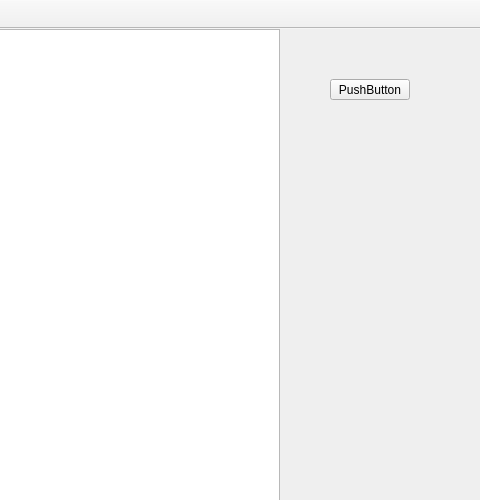
This is prototype/mania_test/mania_window.ui in defaultax7/2012h-project as Qt 5 draws it before an edit; both pictures show x 320 to 800 and y 0 to 500 of the 800 by 640 pixel window. The edited form follows.
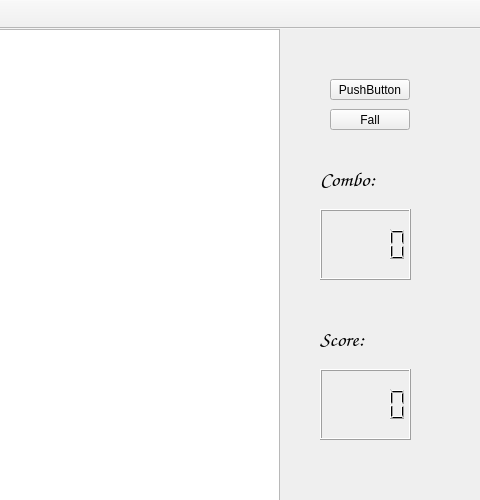
This is the edited form. Custom widgets are drawn as their Qt base class.

The edit to the form file:
```diff
--- a/prototype/mania_test/mania_window.ui
+++ b/prototype/mania_test/mania_window.ui
@@ -93,6 +93,81 @@
      <string>PushButton</string>
     </property>
    </widget>
+   <widget class="QPushButton" name="pushButton_2">
+    <property name="geometry">
+     <rect>
+      <x>650</x>
+      <y>80</y>
+      <width>80</width>
+      <height>21</height>
+     </rect>
+    </property>
+    <property name="text">
+     <string>Fall</string>
+    </property>
+   </widget>
+   <widget class="QLCDNumber" name="lcd_combo">
+    <property name="geometry">
+     <rect>
+      <x>640</x>
+      <y>180</y>
+      <width>91</width>
+      <height>71</height>
+     </rect>
+    </property>
+   </widget>
+   <widget class="QLabel" name="label">
+    <property name="geometry">
+     <rect>
+      <x>640</x>
+      <y>130</y>
+      <width>91</width>
+      <height>41</height>
+     </rect>
+    </property>
+    <property name="font">
+     <font>
+      <family>Comic Sans MS</family>
+      <pointsize>16</pointsize>
+      <weight>50</weight>
+      <bold>false</bold>
+     </font>
+    </property>
+    <property name="text">
+     <string>Combo:</string>
+    </property>
+   </widget>
+   <widget class="QLCDNumber" name="lcd_score">
+    <property name="geometry">
+     <rect>
+      <x>640</x>
+      <y>340</y>
+      <width>91</width>
+      <height>71</height>
+     </rect>
+    </property>
+   </widget>
+   <widget class="QLabel" name="label_2">
+    <property name="geometry">
+     <rect>
+      <x>640</x>
+      <y>290</y>
+      <width>91</width>
+      <height>41</height>
+     </rect>
+    </property>
+    <property name="font">
+     <font>
+      <family>Comic Sans MS</family>
+      <pointsize>16</pointsize>
+      <weight>50</weight>
+      <bold>false</bold>
+     </font>
+    </property>
+    <property name="text">
+     <string>Score:</string>
+    </property>
+   </widget>
   </widget>
   <widget class="QToolBar" name="toolBar">
    <property name="windowTitle">
```
